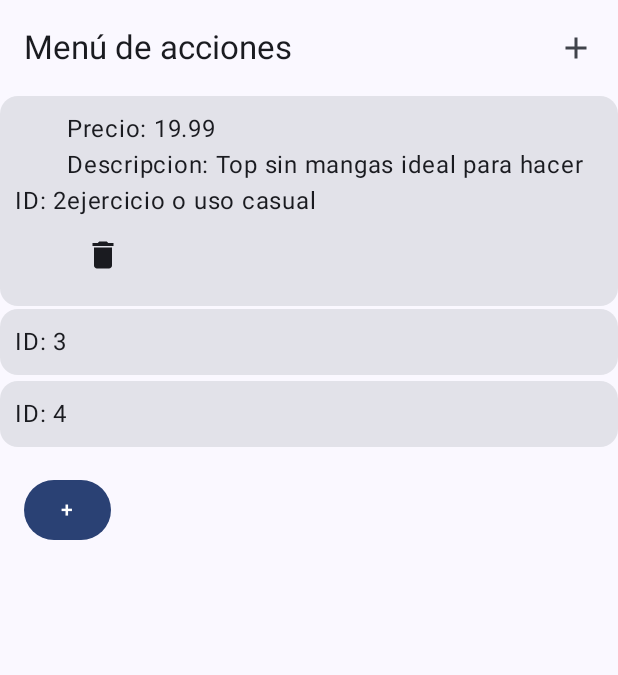
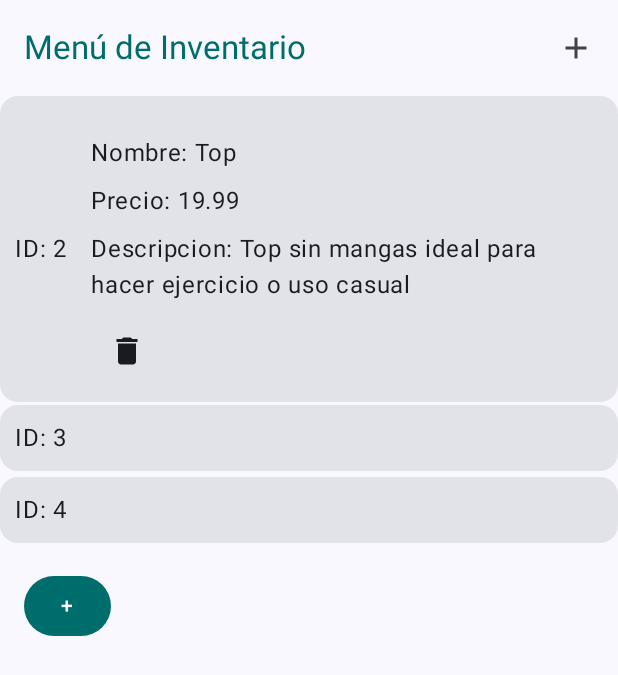
Before and after one commit to MelaniPilliza/My1App_MELANI_PILLIZA, an Android app built with Jetpack Compose: the ProductScreen screen opened through its navigation route, after a tap on an icon or button, on a phone screen of 412 x 824 dp. Shown: the top 675 px of the screen. Run offline under Robolectric (Android 15) with nearby library versions, the phone set to English and light mode, and no system bars; 3 other taps on this screen came first.

Commit message:
20/01/2025

```diff
--- a/app/src/main/java/com/example/appMelani/presentation/ui/components/ActionMenuComponent.kt
+++ b/app/src/main/java/com/example/appMelani/presentation/ui/components/ActionMenuComponent.kt
@@ -1,5 +1,6 @@
 package com.example.appMelani.presentation.ui.components
 
+import androidx.compose.foundation.background
 import androidx.compose.material3.ExperimentalMaterial3Api
 import androidx.compose.material3.Text
 import androidx.compose.material3.TopAppBar
@@ -16,6 +17,8 @@ import androidx.compose.material3.Icon
 import androidx.compose.material3.IconButton
 import androidx.compose.runtime.getValue
 import androidx.compose.runtime.setValue
+import androidx.compose.ui.Modifier
+import androidx.compose.ui.graphics.Color
 import androidx.compose.ui.tooling.preview.Preview
 import androidx.navigation.compose.rememberNavController
 
@@ -27,7 +30,7 @@ fun ActionsMenu(navController: NavController) {
 
     // Barra de herramientas (TopAppBar)
     TopAppBar(
-        title = { Text("Menú de acciones") },
+        title = { Text("Menú de Inventario", color = Color(0xFF006D6D)) },
         actions = {
             // Botón de menú
             IconButton(onClick = { expanded = true }) {
@@ -72,6 +75,7 @@ fun ActionsMenu(navController: NavController) {
                     })
             }
         }
+
     )
 }
 
--- a/app/src/main/java/com/example/appMelani/presentation/ui/screens/product/ProductScreen.kt
+++ b/app/src/main/java/com/example/appMelani/presentation/ui/screens/product/ProductScreen.kt
@@ -1,11 +1,13 @@
 package com.example.appMelani.presentation.ui.screens.product
 
+import androidx.compose.foundation.background
 import androidx.compose.foundation.layout.Arrangement
 import androidx.compose.foundation.layout.Column
 import androidx.compose.foundation.layout.Row
 import androidx.compose.foundation.layout.Spacer
 import androidx.compose.foundation.layout.fillMaxSize
 import androidx.compose.foundation.layout.fillMaxWidth
+import androidx.compose.foundation.layout.height
 import androidx.compose.foundation.layout.padding
 import androidx.compose.foundation.layout.width
 import androidx.compose.foundation.lazy.LazyColumn
@@ -28,11 +30,13 @@ import kotlinx.coroutines.launch
 import androidx.compose.foundation.lazy.items
 import androidx.compose.material.icons.Icons
 import androidx.compose.material.icons.filled.Delete
+import androidx.compose.material3.ButtonDefaults
 import androidx.compose.material3.Card
 import androidx.compose.material3.Icon
 import androidx.compose.material3.IconButton
 import androidx.compose.runtime.collectAsState
 import androidx.compose.runtime.key
+import androidx.compose.ui.graphics.Color
 import androidx.compose.ui.tooling.preview.Preview
 import androidx.lifecycle.viewmodel.compose.viewModel
 import androidx.navigation.NavController
@@ -71,6 +75,12 @@ fun ProductScreen( navController: NavController,
                 }
                 Button(
                     onClick = { navController.navigate(Screen.AddProduct.route)},
+                    colors = ButtonDefaults.buttonColors(
+                        containerColor = Color(0xFF006D6D),
+                        contentColor = Color.White,
+                        disabledContentColor = Color.Gray,
+                        disabledContainerColor = Color.Black
+                    ),
                     modifier = Modifier.padding(16.dp)) {
                     Text(text = "+")
                 }
@@ -102,21 +112,21 @@ fun ProductScreen( navController: NavController,
 @Composable
 fun ProductCard(product: Product, productsViewModel: ProductsViewModel) {
     var expanded by remember { mutableStateOf(false)}
-    Card(onClick = { expanded = !expanded }, modifier = Modifier.fillMaxWidth()) {
+    Card(onClick = { expanded = !expanded }, modifier = Modifier.fillMaxWidth()){
         Row(
             verticalAlignment = Alignment.CenterVertically,
             modifier = Modifier.padding(10.dp)
         ) {
             Text(text = "ID: ${product.id}")
             if(expanded) {
-                Column {
-                    Spacer(modifier = Modifier.width(10.dp))
-                    Text(text = "Nombre: ${product.name}", modifier = Modifier.weight(2f))
-                    Spacer(modifier = Modifier.width(10.dp))
+                Column(modifier = Modifier.padding(start = 16.dp, top = 8.dp, end = 16.dp)) {
+                    Spacer(modifier = Modifier.height(8.dp))
+                    Text(text = "Nombre: ${product.name}")
+                    Spacer(modifier = Modifier.height(8.dp))
                     Text(text = "Precio: ${product.price}")
-                    Spacer(modifier = Modifier.width(10.dp))
+                    Spacer(modifier = Modifier.height(8.dp))
                     Text(text = "Descripcion: ${product.description}")
-                    Spacer(modifier = Modifier.width(10.dp))
+                    Spacer(modifier = Modifier.height(8.dp))
                     IconButton(onClick = { productsViewModel.removeProduct(product.id) }) {
                         Icon(
                             imageVector = Icons.Default.Delete,
```
